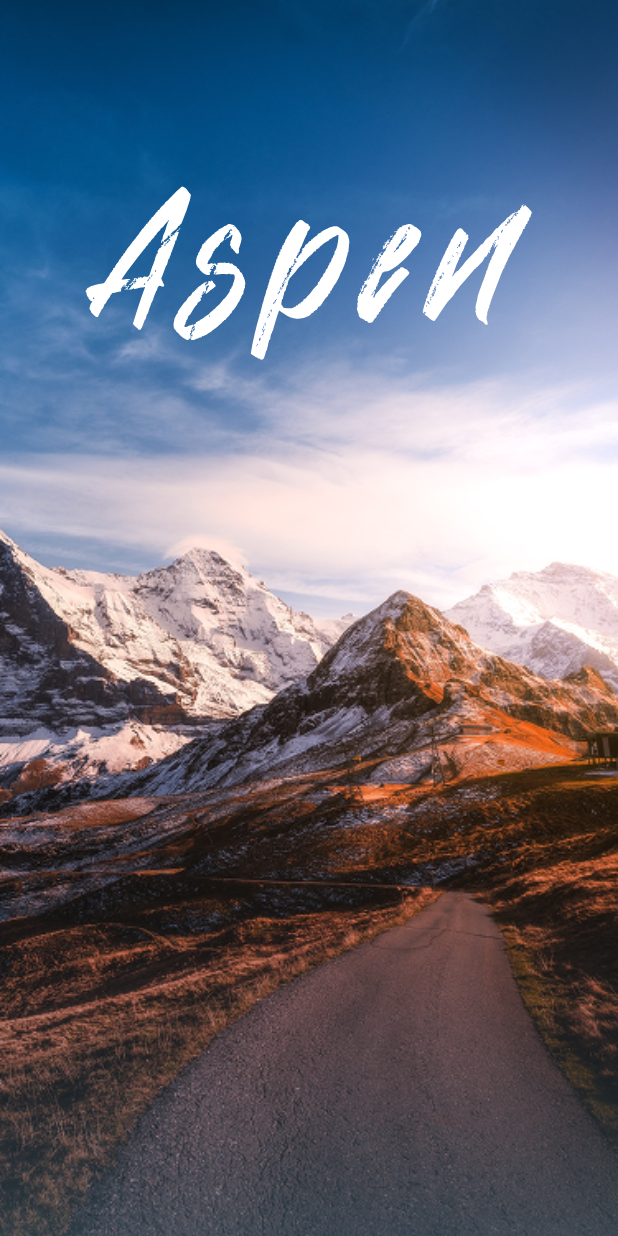
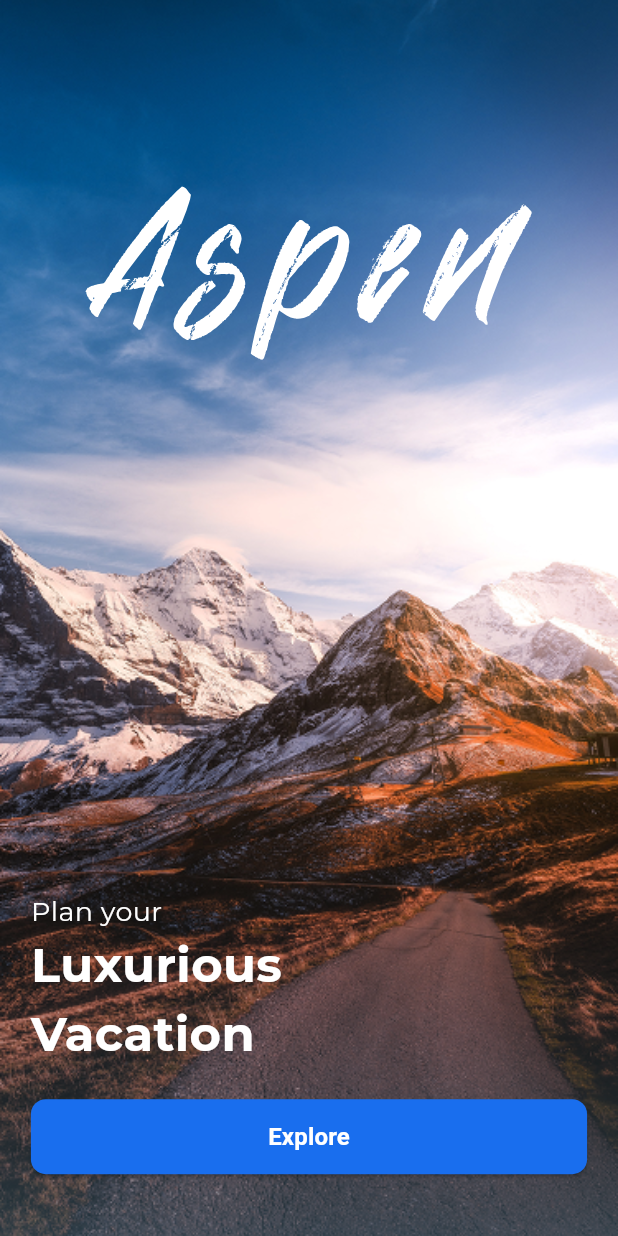
Before and after one commit to voltzylex/Aspen-Travel-Ui, a Flutter app: the screen it shows after launch, on a phone screen of 412 x 824 dp. Run offline on Flutter 3.47's test engine with Material 3 defaults, Android fonts, the phone set to English and light mode, and no system bars; our stand-ins replace flutter_svg, google_fonts.

Commit message:
working on fade text image

```diff
--- a/lib/travel_ui/features/splash/presentation/pages/splash_page.dart
+++ b/lib/travel_ui/features/splash/presentation/pages/splash_page.dart
@@ -1,5 +1,6 @@
 import 'package:custom_uui_design/travel_ui/features/splash/presentation/widgets/aspen_fade.dart';
 import 'package:flutter/material.dart';
+import 'package:google_fonts/google_fonts.dart';
 
 class SplashPage extends StatelessWidget {
   const SplashPage({super.key});
@@ -23,6 +24,75 @@ class SplashPage extends StatelessWidget {
             right: MediaQuery.of(context).size.width * 0.1,
             child: AspenFadeImage(),
           ),
+          Align(
+            alignment: Alignment.bottomCenter,
+            child: Padding(
+              padding: EdgeInsets.only(
+                bottom: MediaQuery.of(context).size.height * 0.05,
+                left: MediaQuery.of(context).size.width * 0.05,
+                right: MediaQuery.of(context).size.width * 0.05,
+              ),
+              child: Column(
+                mainAxisSize: MainAxisSize.min,
+                crossAxisAlignment: CrossAxisAlignment.start,
+                spacing: 20,
+                children: [
+                  Column(
+                    crossAxisAlignment: CrossAxisAlignment.start,
+                    children: [
+                      Text(
+                        "Plan your",
+                        style: GoogleFonts.montserrat(
+                          color: Colors.white,
+                          fontSize: 18,
+                        ),
+                      ),
+                      Text(
+                        "Luxurious",
+                        style: GoogleFonts.montserrat(
+                          color: Colors.white,
+                          fontSize: 32,
+                          fontWeight: FontWeight.bold,
+                        ),
+                      ),
+                      Text(
+                        "Vacation",
+                        style: GoogleFonts.montserrat(
+                          color: Colors.white,
+                          fontSize: 32,
+                          fontWeight: FontWeight.bold,
+                        ),
+                      ),
+                    ],
+                  ),
+                  ElevatedButton(
+                    onPressed: () {},
+
+                    style: ElevatedButton.styleFrom(
+                      fixedSize: Size(double.infinity, 50),
+                      backgroundColor: Color(0xff196EEE),
+                      shape: RoundedRectangleBorder(
+                        borderRadius: BorderRadius.circular(10),
+                      ),
+                    ),
+                    child: Row(
+                      mainAxisAlignment: MainAxisAlignment.center,
+                      children: [
+                        Text(
+                          "Explore",
+                          style: TextStyle(
+                            fontSize: 16,
+                            color: Colors.white,
+                            fontWeight: FontWeight.bold,
+                          ),
+                        ),
+                      ],
+                    ),
+                  ),
+                ],
+              ),
+            ),
+          ),
         ],
       ),
     );
--- a/pubspec.yaml
+++ b/pubspec.yaml
@@ -10,6 +10,7 @@ dependencies:
   flutter:
     sdk: flutter
   flutter_svg: ^2.2.0
+  google_fonts: ^6.2.1
 
 dev_dependencies:
   flutter_test:
```
Also changed, not shown: pubspec.lock, 7 other files.
